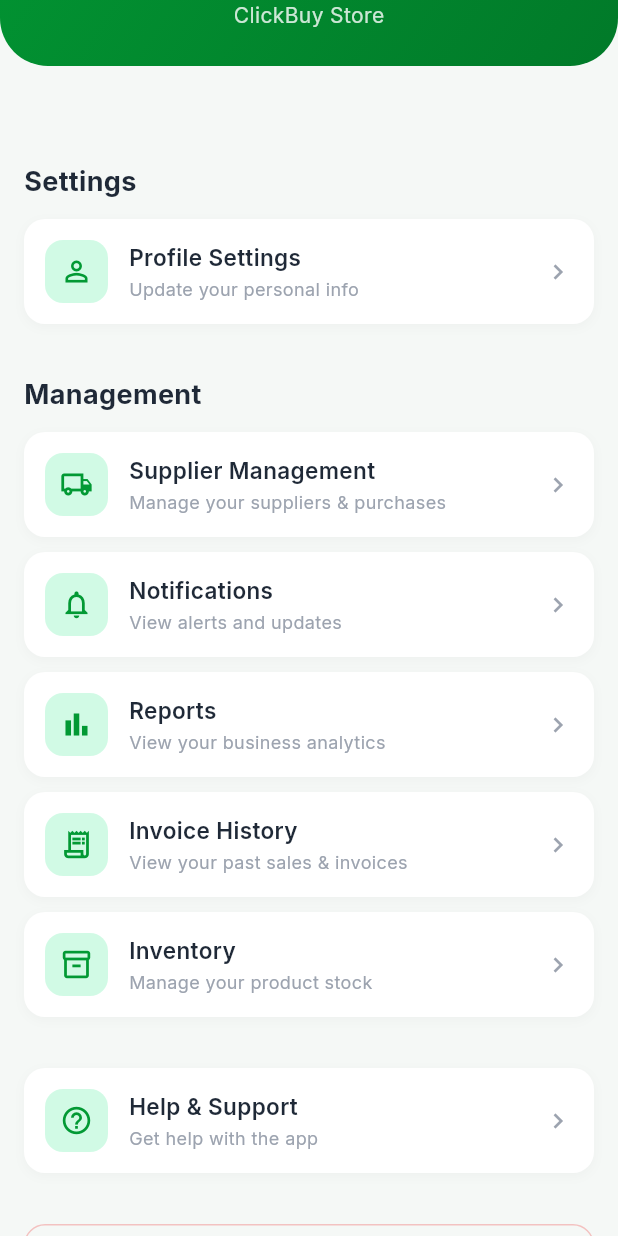
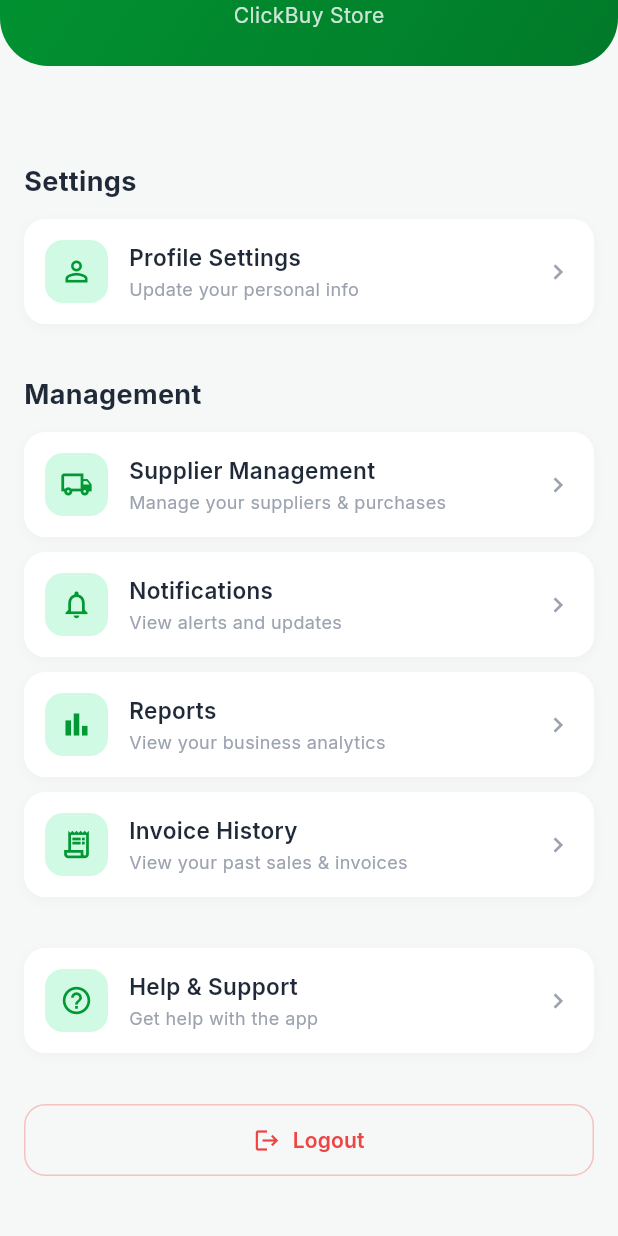
Before and after one commit to dilshan-code/ITP_KANDY_7, a Flutter app: the AccountScreen screen opened directly, scrolled down 232 dp, on a phone screen of 412 x 824 dp. Run offline on Flutter 3.47's test engine with Material 3 defaults, Android fonts, the light colour scheme and no system bars; our stand-ins replace google_fonts, image_picker, pdf, printing; missing offline and left inert: cloudinary_public, flutter_driver; accounts and stored records are empty.

Commit message:
Remove the Inventory Menu from Account.

```diff
--- a/frontend/lib/features/account/presentation/screens/account_screen.dart
+++ b/frontend/lib/features/account/presentation/screens/account_screen.dart
@@ -188,13 +188,6 @@
                       );
                     },
                   ),
-                  _buildMenuItem(
-                    context,
-                    Icons.inventory_2_outlined,
-                    'Inventory',
-                    'Manage your product stock',
-                    () {},
-                  ),
 
                   const SizedBox(height: 24),
                   _buildMenuItem(
```
